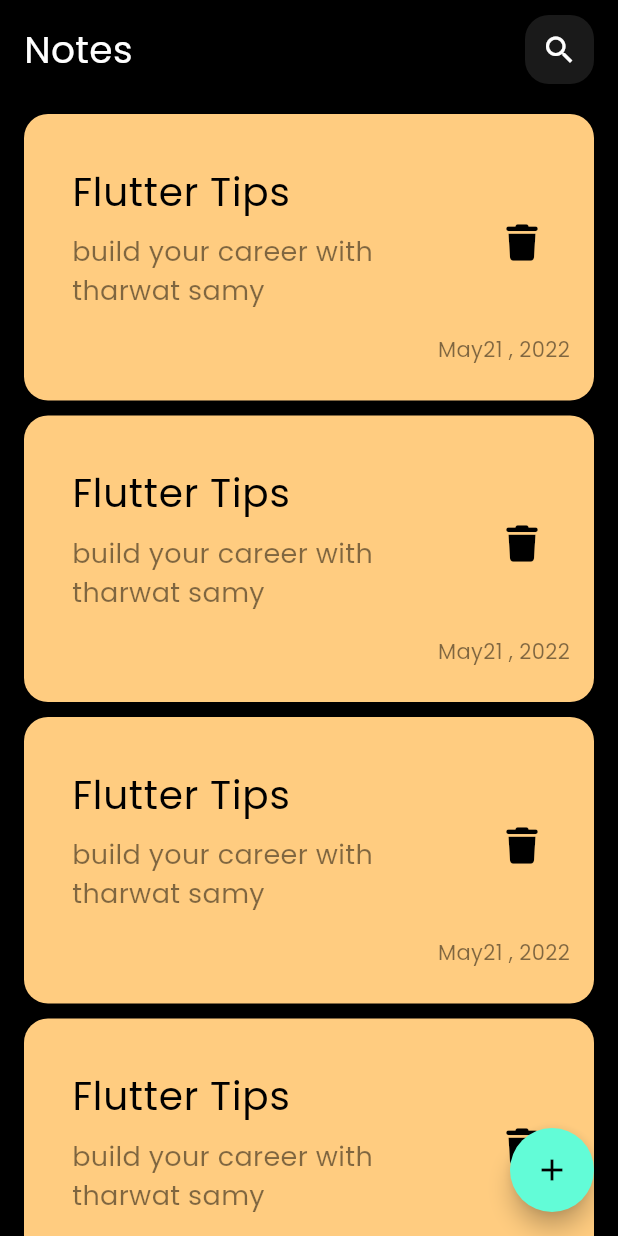
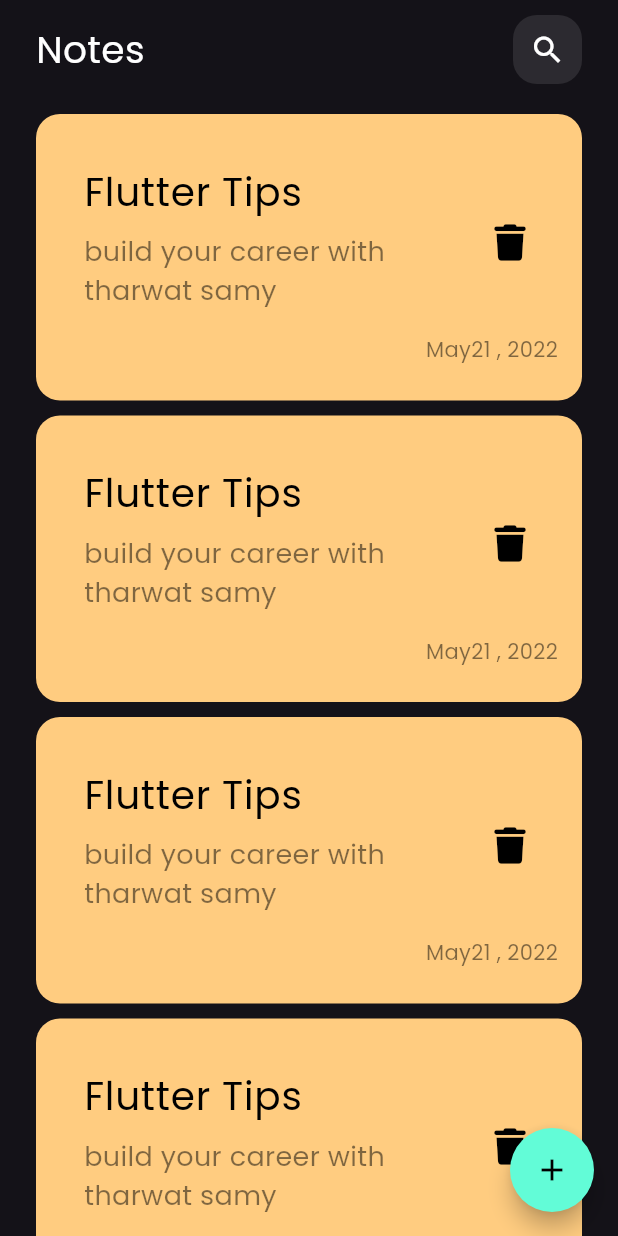
Before and after one commit to RandEthar/notes_app, a Flutter app: the screen it shows after launch, on a phone screen of 412 x 824 dp. Run offline on Flutter 3.47's test engine with Material 3 defaults, Android fonts, the phone set to English and light mode, and no system bars; our stand-ins replace font_awesome_flutter.

Commit message:
finish ui

```diff
--- a/lib/main.dart
+++ b/lib/main.dart
@@ -17,7 +17,7 @@ class NotesApp extends StatelessWidget {
       theme: ThemeData(
       fontFamily: 'Poppins',
         brightness: Brightness.dark,
-        scaffoldBackgroundColor: Colors.black
+
       ),
       home: const NoteView(),
     );
--- a/lib/views/widgets/custom_App_bar.dart
+++ b/lib/views/widgets/custom_App_bar.dart
@@ -3,20 +3,21 @@ import 'package:notes_app/views/widgets/custom_search_icon.dart';
 
 class CustomAppBar extends StatelessWidget {
   const CustomAppBar({
-    super.key,
+    super.key, required this.text, required this.icon,
   });
-
+   final String text;
+    final IconData icon;
   @override
   Widget build(BuildContext context) {
-    return const Row(
+    return Row(
       mainAxisAlignment: MainAxisAlignment.spaceBetween,
       children: [
-        Text(
-          "Notes",
-          style: TextStyle(fontSize: 25, color: Colors.white),
+       Text(
+          text,
+          style:const TextStyle(fontSize: 25, color: Colors.white),
         ),
-        Spacer(),
-        CustomSearchIcon()
+       const Spacer(),
+        CustomSearchIcon(icon:icon ,)
       ],
     );
   }
--- a/lib/views/widgets/custom_note_item.dart
+++ b/lib/views/widgets/custom_note_item.dart
@@ -1,15 +1,22 @@
 import 'package:flutter/material.dart';
 import 'package:font_awesome_flutter/font_awesome_flutter.dart';
+import 'package:notes_app/views/edit_note_view.dart';
 
 class NoteItem extends StatelessWidget {
   const NoteItem({super.key});
 
   @override
   Widget build(BuildContext context) {
-    return Container(
-      padding: EdgeInsets.only(top: 24, bottom: 24, left: 16),
+    return GestureDetector(
+      onTap: () {
+        Navigator.push(context,MaterialPageRoute(builder:(context){
+           return const EditNoteView ();
+        }));
+      },
+      child: Container(
+        padding: const EdgeInsets.only(top: 24, bottom: 24, left: 16),
         decoration: BoxDecoration(
-          color: Color(0xffFFCC80), borderRadius: BorderRadius.circular(16)),
+            color:const  Color(0xffFFCC80), borderRadius: BorderRadius.circular(16)),
         child: Column(
           crossAxisAlignment: CrossAxisAlignment.end,
           children: [
@@ -46,6 +53,7 @@ class NoteItem extends StatelessWidget {
             )
           ],
         ),
+      ),
     );
   }
 }
--- a/lib/views/widgets/custom_search_icon.dart
+++ b/lib/views/widgets/custom_search_icon.dart
@@ -1,8 +1,8 @@
 import 'package:flutter/material.dart';
 
 class CustomSearchIcon extends StatelessWidget {
-  const CustomSearchIcon({super.key});
-
+  const CustomSearchIcon({super.key, required this.icon});
+  final IconData icon;
   @override
   Widget build(BuildContext context) {
     return Container(
@@ -10,7 +10,7 @@ class CustomSearchIcon extends StatelessWidget {
      decoration:  BoxDecoration(
         borderRadius: BorderRadius.circular(16),
       color: Colors.white.withOpacity(.1)
-     ),child:const Icon(Icons.search,size: 24,),
+     ),child: Icon(icon,size: 24,),
 
 
 
--- a/lib/views/widgets/notes_view_body.dart
+++ b/lib/views/widgets/notes_view_body.dart
@@ -1,7 +1,7 @@
 import 'package:flutter/material.dart';
 import 'package:notes_app/views/widgets/custom_App_bar.dart';
 import 'package:notes_app/views/widgets/custom_listview_builder.dart';
-import 'package:notes_app/views/widgets/custom_note_item.dart';
+
 
 
 class NotesViewBody extends StatelessWidget {
@@ -12,10 +12,10 @@ class NotesViewBody extends StatelessWidget {
   @override
   Widget build(BuildContext context) {
     return   const Padding(
-      padding:   EdgeInsets.symmetric(horizontal: 16),
+      padding:   EdgeInsets.symmetric(horizontal: 24),
       child: Column(children: [
        SizedBox(height: 10,),
-       CustomAppBar(),
+       CustomAppBar(text:"Notes" ,icon:Icons.search ,),
           SizedBox(height: 20,),
 
        CustomListViewBuilder(),
```
Also changed, not shown: lib/models/note_model.dart (added, +22 -0 lines), lib/views/edit_note_view.dart (added, +16 -0 lines), lib/views/widgets/edit_view_body.dart (added, +26 -0 lines), pubspec.yaml (+12 -20 lines), pubspec.lock, 1 other file. Lines whose indentation alone changed are shown as unchanged.
